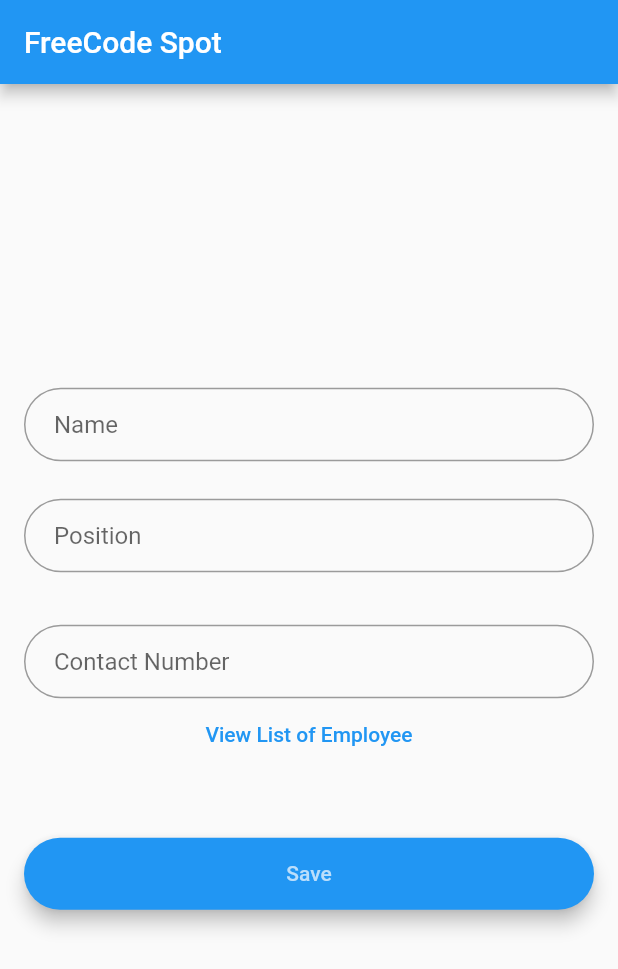
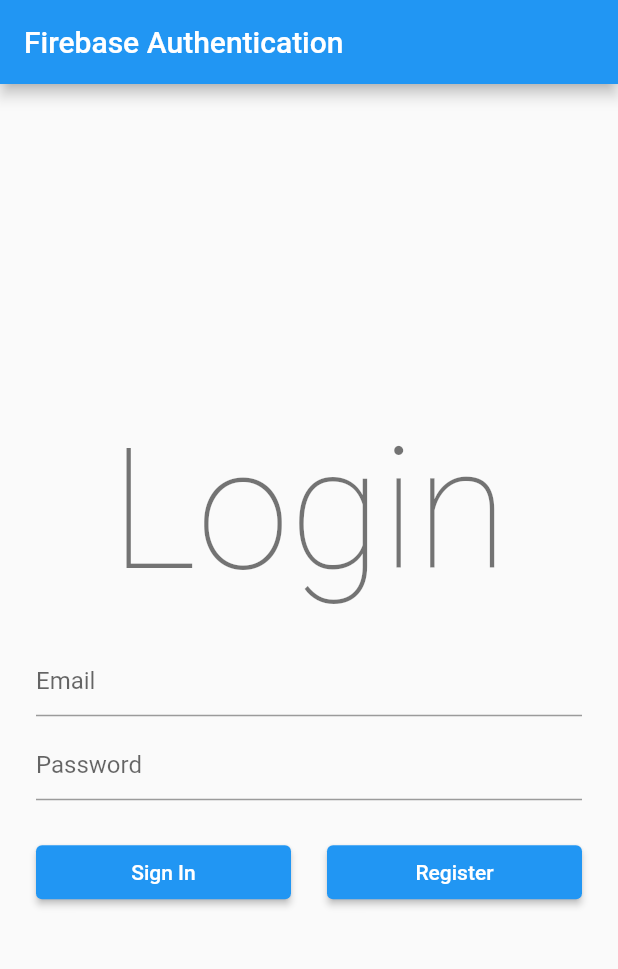
Before and after one commit to muhammadarslanapax/firebasecroud, a Flutter app: the screen it shows after launch, on a phone screen of 412 x 824 dp. Shown: the top 969 px of the screen. Run offline on Flutter 3.47's test engine with Material 2 defaults, Android fonts, the phone set to English and light mode, and no system bars; our stand-ins replace cloud_firestore, firebase_auth, firebase_core; accounts and stored records are empty.

Commit message:
firebase auth

```diff
--- /dev/null
+++ b/lib/auth/login_page.dart
@@ -0,0 +1,192 @@
+import 'package:firebase_auth/firebase_auth.dart';
+import 'package:firebase_core/firebase_core.dart';
+import 'package:flutter/material.dart';
+
+import 'package:untitled8/auth/profile_page.dart';
+import 'package:untitled8/auth/register_page.dart';
+
+import '../utils/fire_auth.dart';
+import '../utils/validator.dart';
+
+class LoginPage extends StatefulWidget {
+  @override
+  _LoginPageState createState() => _LoginPageState();
+}
+
+class _LoginPageState extends State<LoginPage> {
+  final _formKey = GlobalKey<FormState>();
+
+  final _emailTextController = TextEditingController();
+  final _passwordTextController = TextEditingController();
+
+  final _focusEmail = FocusNode();
+  final _focusPassword = FocusNode();
+
+  bool _isProcessing = false;
+
+  Future<FirebaseApp> _initializeFirebase() async {
+    FirebaseApp firebaseApp = await Firebase.initializeApp();
+
+    User? user = FirebaseAuth.instance.currentUser;
+
+    if (user != null) {
+      Navigator.of(context).pushReplacement(
+        MaterialPageRoute(
+          builder: (context) => ProfilePage(
+            user: user,
+          ),
+        ),
+      );
+    }
+
+    return firebaseApp;
+  }
+
+  @override
+  Widget build(BuildContext context) {
+    return GestureDetector(
+      onTap: () {
+        _focusEmail.unfocus();
+        _focusPassword.unfocus();
+      },
+      child: Scaffold(
+        appBar: AppBar(
+          title: Text('Firebase Authentication'),
+        ),
+        body: FutureBuilder(
+          future: _initializeFirebase(),
+          builder: (context, snapshot) {
+            if (snapshot.connectionState == ConnectionState.done) {
+              return Padding(
+                padding: const EdgeInsets.only(left: 24.0, right: 24.0),
+                child: Column(
+                  mainAxisAlignment: MainAxisAlignment.center,
+                  children: [
+                    Padding(
+                      padding: const EdgeInsets.only(bottom: 24.0),
+                      child: Text(
+                        'Login',
+                        style: Theme.of(context).textTheme.headline1,
+                      ),
+                    ),
+                    Form(
+                      key: _formKey,
+                      child: Column(
+                        children: <Widget>[
+                          TextFormField(
+                            controller: _emailTextController,
+                            focusNode: _focusEmail,
+                            validator: (value) => Validator.validateEmail(
+                              email: value,
+                            ),
+                            decoration: InputDecoration(
+                              hintText: "Email",
+                              errorBorder: UnderlineInputBorder(
+                                borderRadius: BorderRadius.circular(6.0),
+                                borderSide: BorderSide(
+                                  color: Colors.red,
+                                ),
+                              ),
+                            ),
+                          ),
+                          SizedBox(height: 8.0),
+                          TextFormField(
+                            controller: _passwordTextController,
+                            focusNode: _focusPassword,
+                            obscureText: true,
+                            validator: (value) => Validator.validatePassword(
+                              password: value,
+                            ),
+                            decoration: InputDecoration(
+                              hintText: "Password",
+                              errorBorder: UnderlineInputBorder(
+                                borderRadius: BorderRadius.circular(6.0),
+                                borderSide: BorderSide(
+                                  color: Colors.red,
+                                ),
+                              ),
+                            ),
+                          ),
+                          SizedBox(height: 24.0),
+                          _isProcessing
+                              ? CircularProgressIndicator()
+                              : Row(
+                            mainAxisAlignment:
+                            MainAxisAlignment.spaceBetween,
+                            children: [
+                              Expanded(
+                                child: ElevatedButton(
+                                  onPressed: () async {
+                                    _focusEmail.unfocus();
+                                    _focusPassword.unfocus();
+
+                                    if (_formKey.currentState!
+                                        .validate()) {
+                                      setState(() {
+                                        _isProcessing = true;
+                                      });
+
+                                      User? user = await FireAuth
+                                          .signInUsingEmailPassword(
+                                        email: _emailTextController.text,
+                                        password:
+                                        _passwordTextController.text,
+                                      );
+
+                                      setState(() {
+                                        _isProcessing = false;
+                                      });
+
+                                      if (user != null) {
+                                        Navigator.of(context)
+                                            .pushReplacement(
+                                          MaterialPageRoute(
+                                            builder: (context) =>
+                                                ProfilePage(user: user),
+                                          ),
+                                        );
+                                      }
+                                    }
+                                  },
+                                  child: Text(
+                                    'Sign In',
+                                    style: TextStyle(color: Colors.white),
+                                  ),
+                                ),
+                              ),
+                              SizedBox(width: 24.0),
+                              Expanded(
+                                child: ElevatedButton(
+                                  onPressed: () {
+                                    Navigator.of(context).push(
+                                      MaterialPageRoute(
+                                        builder: (context) =>
+                                            RegisterPage(),
+                                      ),
+                                    );
+                                  },
+                                  child: Text(
+                                    'Register',
+                                    style: TextStyle(color: Colors.white),
+                                  ),
+                                ),
+                              ),
+                            ],
+                          )
+                        ],
+                      ),
+                    )
+                  ],
+                ),
+              );
+            }
+
+            return Center(
+              child: CircularProgressIndicator(),
+            );
+          },
+        ),
+      ),
+    );
+  }
+}
--- a/lib/main.dart
+++ b/lib/main.dart
@@ -1,6 +1,7 @@
 import 'package:firebase_core/firebase_core.dart';
 import 'package:flutter/material.dart';
 
+import 'auth/login_page.dart';
 import 'firebasescreen.dart';
 
 Future<void> main() async {
@@ -31,7 +32,7 @@ class MyApp extends StatelessWidget {
         // is not restarted.
         primarySwatch: Colors.blue,
       ),
-      home:  AddPage(),
+      home: LoginPage(),
     );
   }
 }
--- /dev/null
+++ b/lib/utils/fire_auth.dart
@@ -0,0 +1,69 @@
+import 'package:firebase_auth/firebase_auth.dart';
+
+class FireAuth {
+  // For registering a new user
+  static Future<User?> registerUsingEmailPassword({
+    required String name,
+    required String email,
+    required String password,
+  }) async {
+    FirebaseAuth auth = FirebaseAuth.instance;
+    User? user;
+
+    try {
+      UserCredential userCredential = await auth.createUserWithEmailAndPassword(
+        email: email,
+        password: password,
+      );
+
+      user = userCredential.user;
+      await user!.updateProfile(displayName: name);
+      await user.reload();
+      user = auth.currentUser;
+    } on FirebaseAuthException catch (e) {
+      if (e.code == 'weak-password') {
+        print('The password provided is too weak.');
+      } else if (e.code == 'email-already-in-use') {
+        print('The account already exists for that email.');
+      }
+    } catch (e) {
+      print(e);
+    }
+
+    return user;
+  }
+
+  // For signing in an user (have already registered)
+  static Future<User?> signInUsingEmailPassword({
+    required String email,
+    required String password,
+  }) async {
+    FirebaseAuth auth = FirebaseAuth.instance;
+    User? user;
+
+    try {
+      UserCredential userCredential = await auth.signInWithEmailAndPassword(
+        email: email,
+        password: password,
+      );
+      user = userCredential.user;
+    } on FirebaseAuthException catch (e) {
+      if (e.code == 'user-not-found') {
+        print('No user found for that email.');
+      } else if (e.code == 'wrong-password') {
+        print('Wrong password provided.');
+      }
+    }
+
+    return user;
+  }
+
+  static Future<User?> refreshUser(User user) async {
+    FirebaseAuth auth = FirebaseAuth.instance;
+
+    await user.reload();
+    User? refreshedUser = auth.currentUser;
+
+    return refreshedUser;
+  }
+}
--- /dev/null
+++ b/lib/utils/validator.dart
@@ -0,0 +1,44 @@
+class Validator {
+  static String? validateName({required String? name}) {
+    if (name == null) {
+      return null;
+    }
+
+    if (name.isEmpty) {
+      return 'Name can\'t be empty';
+    }
+
+    return null;
+  }
+
+  static String? validateEmail({required String? email}) {
+    if (email == null) {
+      return null;
+    }
+
+    RegExp emailRegExp = RegExp(
+        r"^[a-zA-Z0-9.!#$%&'*+/=?^_`{|}~-]+@[a-zA-Z0-9](?:[a-zA-Z0-9-]{0,253}[a-zA-Z0-9])?(?:\.[a-zA-Z0-9](?:[a-zA-Z0-9-]{0,253}[a-zA-Z0-9])?)*$");
+
+    if (email.isEmpty) {
+      return 'Email can\'t be empty';
+    } else if (!emailRegExp.hasMatch(email)) {
+      return 'Enter a correct email';
+    }
+
+    return null;
+  }
+
+  static String? validatePassword({required String? password}) {
+    if (password == null) {
+      return null;
+    }
+
+    if (password.isEmpty) {
+      return 'Password can\'t be empty';
+    } else if (password.length < 6) {
+      return 'Enter a password with length at least 6';
+    }
+
+    return null;
+  }
+}
--- a/pubspec.yaml
+++ b/pubspec.yaml
@@ -37,6 +37,8 @@ dependencies:
   cupertino_icons: ^1.0.2
   firebase_core: ^2.11.0
   cloud_firestore: ^4.6.0
+  firebase_auth: ^4.5.0
+
 
 
 dev_dependencies:
```
Also changed, not shown: lib/auth/profile_page.dart (added, +128 -0 lines), lib/auth/register_page.dart (added, +157 -0 lines), pubspec.lock, 1 other file.
